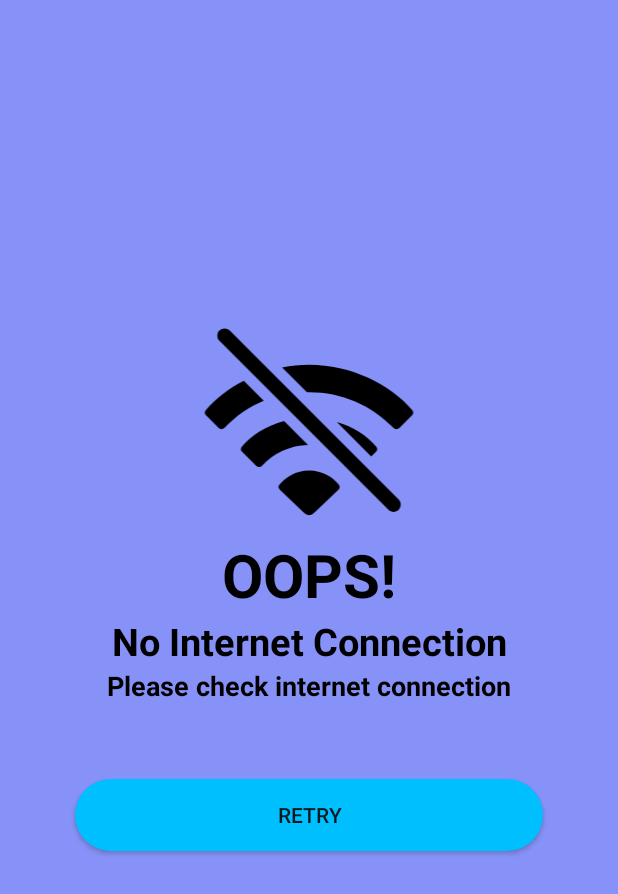
After one commit to Ishwar-Bonde/NewsARC, an Android app: the layout check_internet.xml on its own in the app's theme, with its tools: preview values and no code run, on a phone screen of 412 x 824 dp. The commit adds this screen. Shown: the top 894 px of the screen. Run offline under Robolectric (Android 15) with nearby library versions, the phone set to English and light mode, and no system bars.

Commit message:
Check Internet Connection

```diff
--- a/app/src/main/AndroidManifest.xml
+++ b/app/src/main/AndroidManifest.xml
@@ -3,6 +3,7 @@
     xmlns:tools="http://schemas.android.com/tools">
 
     <uses-permission android:name="android.permission.INTERNET" />
+    <uses-permission android:name="android.permission.ACCESS_NETWORK_STATE" />
     <uses-permission android:name="android.permission.POST_NOTIFICATIONS" />
 
     <uses-permission
--- /dev/null
+++ b/app/src/main/res/drawable/internet_selector.xml
@@ -0,0 +1,11 @@
+<?xml version="1.0" encoding="utf-8"?>
+<selector xmlns:android="http://schemas.android.com/apk/res/android">
+    <item>
+        <shape
+            android:shape="rectangle">
+            <solid android:color="#00BFFF"/>
+            <corners android:radius="30dp"/>
+        </shape>
+    </item>
+
+</selector>
--- /dev/null
+++ b/app/src/main/res/drawable/no_internet.xml
@@ -0,0 +1,5 @@
+<vector xmlns:android="http://schemas.android.com/apk/res/android" android:height="150dp" android:viewportHeight="56" android:viewportWidth="56" android:width="150dp">
+
+    <path android:fillColor="@color/black1" android:pathData="M47.77,49.973C48.473,50.676 49.621,50.676 50.324,49.973C51.004,49.246 51.027,48.121 50.324,47.418L8.277,5.371C7.574,4.668 6.426,4.668 5.699,5.371C5.019,6.051 5.019,7.246 5.699,7.926ZM49.082,29.629C49.48,30.027 50.113,30.027 50.558,29.582L53.653,26.465C54.027,26.066 54.027,25.551 53.723,25.176C48.309,18.754 38.465,13.856 28.012,13.856C25.738,13.856 23.488,14.09 21.309,14.535L27.496,20.699C35.77,20.535 43.293,23.723 49.082,29.629ZM5.465,29.582C5.91,30.027 6.566,30.004 6.988,29.559C9.801,26.559 13.106,24.309 16.738,22.809L11.769,17.84C7.973,19.785 4.691,22.34 2.301,25.176C1.973,25.551 1.996,26.066 2.371,26.465ZM14.84,39.004C15.309,39.473 15.918,39.449 16.363,38.934C19.059,35.957 23.371,33.871 27.754,33.824L21.801,27.895C17.418,29.066 13.668,31.457 11.277,34.293C10.926,34.691 10.973,35.184 11.348,35.559ZM43.48,36.707L44.676,35.559C45.051,35.184 45.098,34.691 44.746,34.293C42.496,31.598 39.004,29.348 34.926,28.152ZM28.035,51.332C28.527,51.332 28.973,51.074 29.84,50.23L35.324,44.957C35.676,44.629 35.746,44.113 35.441,43.715C33.965,41.816 31.199,40.176 28.035,40.176C24.801,40.176 21.988,41.887 20.535,43.855C20.324,44.184 20.395,44.629 20.746,44.957L26.23,50.23C27.098,51.074 27.543,51.332 28.035,51.332Z"/>
+
+</vector>
--- /dev/null
+++ b/app/src/main/res/layout/check_internet.xml
@@ -0,0 +1,50 @@
+<?xml version="1.0" encoding="utf-8"?>
+<LinearLayout xmlns:android="http://schemas.android.com/apk/res/android"
+    android:layout_width="match_parent"
+    android:layout_height="match_parent"
+    android:orientation="vertical"
+    android:background="@color/lavender"
+    android:gravity="center">
+    <ImageView
+        android:layout_width="match_parent"
+        android:layout_height="wrap_content"
+        android:src="@drawable/no_internet"
+        android:layout_gravity="center"/>
+
+    <TextView
+        android:layout_width="match_parent"
+        android:layout_height="wrap_content"
+        android:text="@string/oops"
+        android:textStyle="bold"
+        android:textSize="40sp"
+        android:textColor="@color/black1"
+        android:gravity="center"/>
+
+    <TextView
+        android:layout_width="match_parent"
+        android:layout_height="wrap_content"
+        android:text="@string/no_internet_connection"
+        android:textStyle="bold"
+        android:textSize="25sp"
+        android:textColor="@color/black1"
+        android:gravity="center"/>
+
+    <TextView
+        android:layout_width="match_parent"
+        android:layout_height="wrap_content"
+        android:text="@string/please_check_internet_connection"
+        android:textStyle="bold"
+        android:textSize="18sp"
+        android:textColor="@color/black1"
+        android:gravity="center"/>
+
+    <androidx.appcompat.widget.AppCompatButton
+        android:layout_width="match_parent"
+        android:layout_height="wrap_content"
+        android:layout_margin="50dp"
+        android:text="@string/retry"
+        android:textAllCaps="true"
+        android:background="@drawable/internet_selector"
+        android:id="@+id/retry"/>
+
+</LinearLayout>
--- a/app/src/main/res/values/strings.xml
+++ b/app/src/main/res/values/strings.xml
@@ -102,5 +102,10 @@
     <string name="short_description">Short Description</string>
     <string name="full_article">Full Article</string>
     <string name="news_categories">News Categories</string>
+    <string name="searchbar">Search Here ....</string>
+    <string name="oops">OOPS!</string>
+    <string name="no_internet_connection">No Internet Connection</string>
+    <string name="please_check_internet_connection">Please check internet connection</string>
+    <string name="retry">Retry</string>
 
 </resources>
--- a/build.gradle.kts
+++ b/build.gradle.kts
@@ -5,5 +5,5 @@ buildscript {
 }
 // Top-level build file where you can add configuration options common to all sub-projects/modules.
 plugins {
-    id("com.android.application") version "8.2.2" apply false
+    id("com.android.application") version "8.3.0" apply false
 }
```
Also changed, not shown: app/src/main/java/com/example/trimob/Settings.java (+17 -1 lines), app/src/main/java/com/example/trimob/Utility/Common.java (added, +22 -0 lines), app/src/main/java/com/example/trimob/Utility/NetworkChangeListener.java (added, +36 -0 lines), app/src/main/java/com/example/trimob/homePage.java (+17 -0 lines), app/src/main/java/com/example/trimob/profilePage.java (+18 -0 lines), gradle/wrapper/gradle-wrapper.properties, 2 other files.
